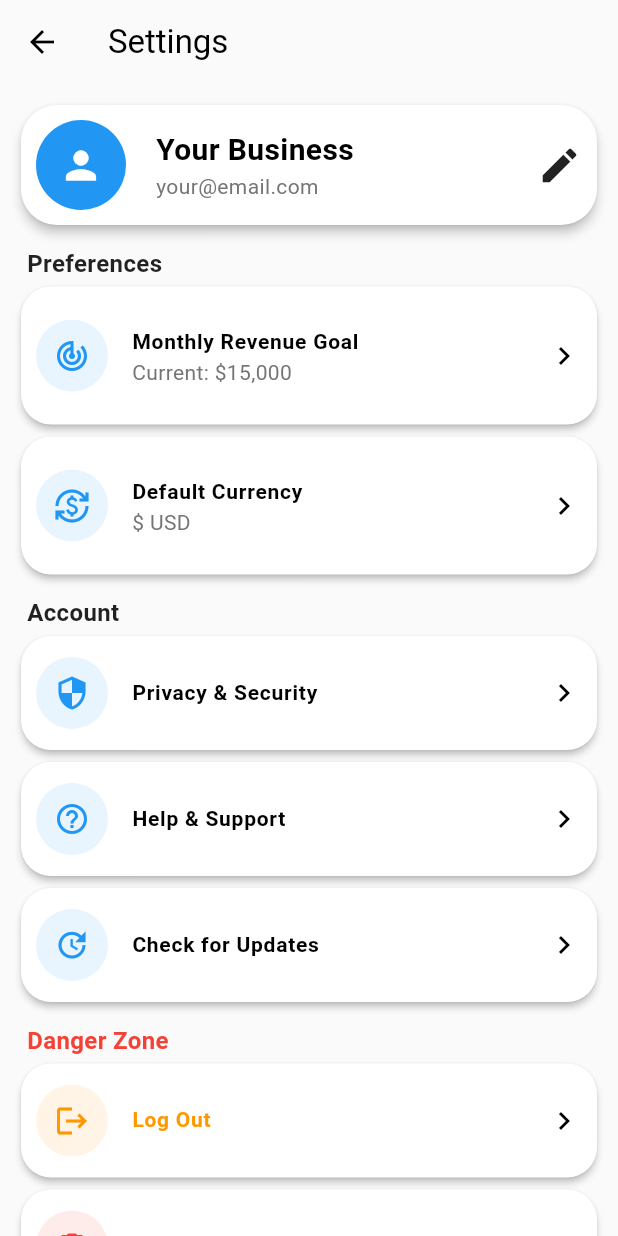
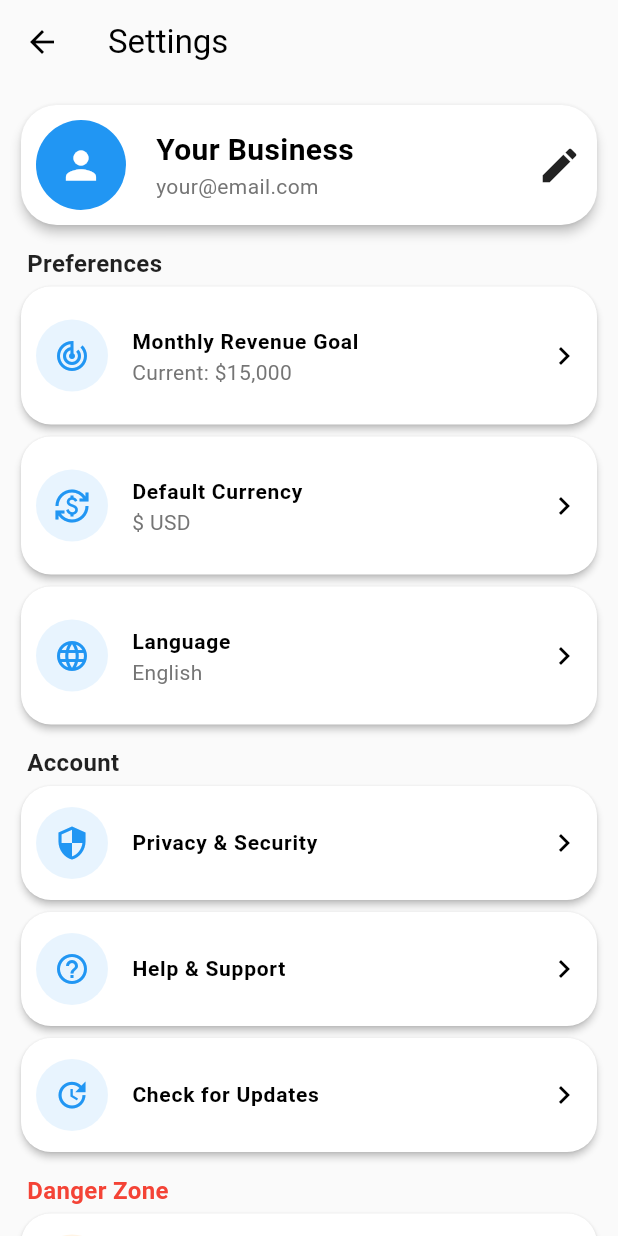
Before and after one commit to Destiny-Ed/invoice_pay, a Flutter app: the SettingsScreen screen opened directly, on a phone screen of 412 x 824 dp. Run offline on Flutter 3.47's test engine with Material 3 defaults, Android fonts, the phone set to English and light mode, and no system bars; our stand-ins replace cached_network_image, cloud_firestore, firebase_auth, firebase_core, firebase_crashlytics, firebase_storage and 13 more; missing offline and left inert: currency_picker, flutter_pdfview, flutter_tawkto, flutter_utilities, in_app_update; accounts and stored records are empty.

Commit message:
added settings language selector

```diff
--- a/lib/screens/settings/settings_screen.dart
+++ b/lib/screens/settings/settings_screen.dart
@@ -4,6 +4,7 @@ import 'package:flutter/material.dart';
 import 'package:flutter_localization/flutter_localization.dart';
 import 'package:intl/intl.dart';
 import 'package:invoice_pay/modal/auth_modal.dart';
+import 'package:invoice_pay/modal/show_language_modal.dart';
 import 'package:invoice_pay/screens/onboarding/company_setup.dart';
 import 'package:invoice_pay/screens/settings/support_screen.dart';
 import 'package:invoice_pay/screens/settings/widgets/custom_widgets.dart';
@@ -121,6 +122,13 @@ class SettingsScreen extends StatelessWidget {
                     },
                   );
                 },
+              ),
+
+              _SettingsTile(
+                icon: Icons.language,
+                title: AppLocale.language.getString(context),
+                subtitle: getCurrentLanguageName(context),
+                onTap: () => showLanguageModal(context),
               ),
 
               // _SwitchTile(
```
Also changed, not shown: 29 other files.
